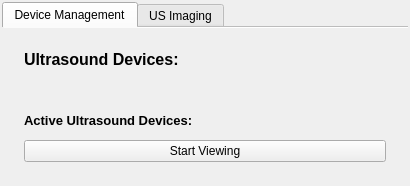
Qt form Plugins/org.mitk.gui.qt.ultrasound/src/internal/UltrasoundSupportControls.ui (MITK/MITK) before a commit.
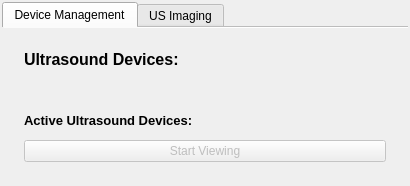
The same form after that commit. Icons and pictures are not drawn. Custom widgets are drawn as their Qt base class.

Commit message: Deactivating start viewing button if no active device is selected.

```diff
--- a/Plugins/org.mitk.gui.qt.ultrasound/src/internal/UltrasoundSupportControls.ui
+++ b/Plugins/org.mitk.gui.qt.ultrasound/src/internal/UltrasoundSupportControls.ui
@@ -7,7 +7,7 @@
     <x>0</x>
     <y>0</y>
     <width>410</width>
-    <height>171</height>
+    <height>172</height>
    </rect>
   </property>
   <property name="minimumSize">
@@ -105,6 +105,9 @@
               <layout class="QHBoxLayout" name="horizontalLayout_2">
                <item>
                 <widget class="QPushButton" name="m_BtnView">
+                 <property name="enabled">
+                  <bool>false</bool>
+                 </property>
                  <property name="minimumSize">
                   <size>
                    <width>120</width>
```
The commit also changes 2 other files.
